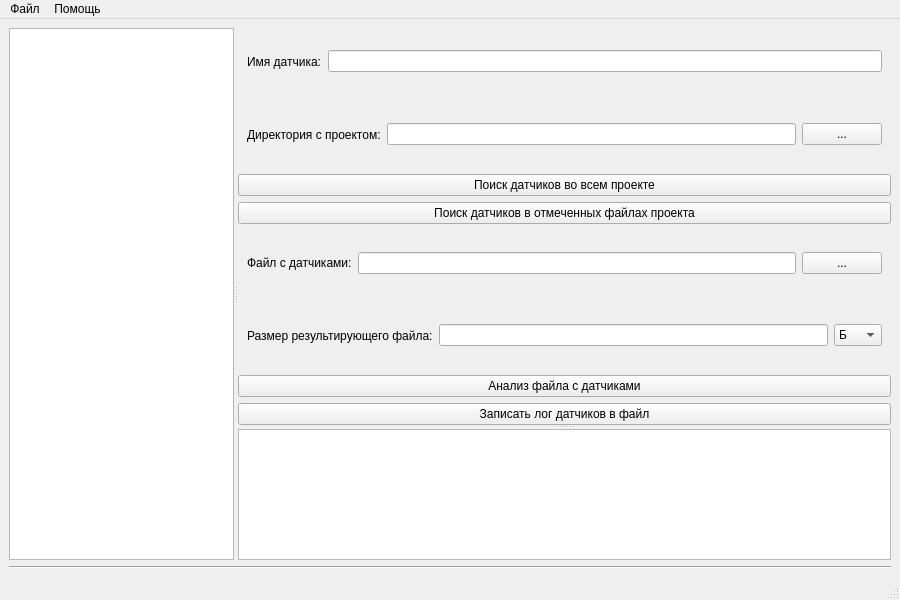
First picture: the form in forms/MainWindow.ui, repository alskondr/read-sensors, before the edit.
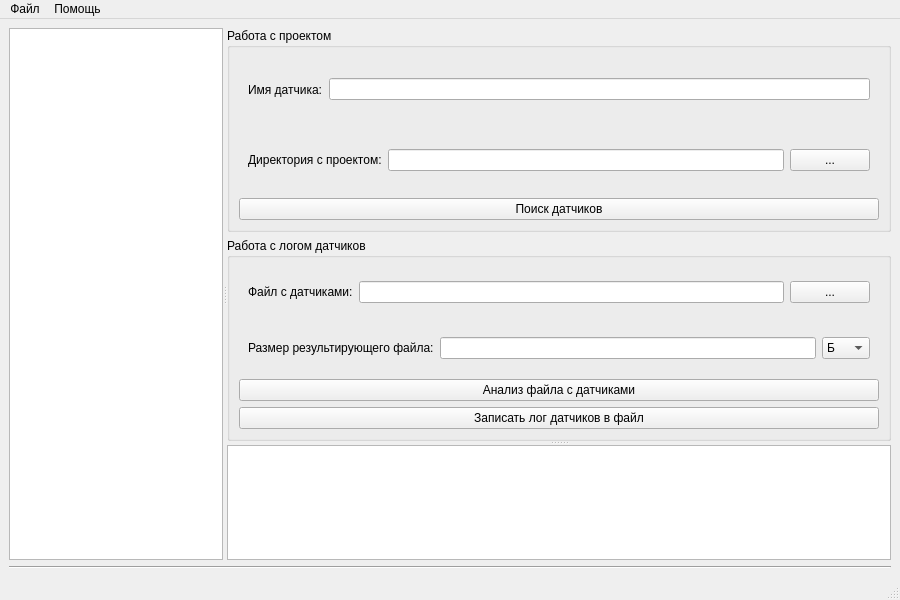
Second picture: the form after the edit.

The edit to the form file:
```diff
--- a/forms/MainWindow.ui
+++ b/forms/MainWindow.ui
@@ -68,6 +68,12 @@
            </property>
            <layout class="QVBoxLayout" name="verticalLayout_4">
             <item>
+             <widget class="QGroupBox" name="groupBox">
+              <property name="title">
+               <string>Работа с проектом</string>
+              </property>
+              <layout class="QVBoxLayout" name="verticalLayout_2">
+               <item>
              <widget class="QWidget" name="m_sensorNameWidget" native="true">
               <property name="toolTip">
                <string/>
@@ -133,20 +139,19 @@
                <string>Поиск датчиков во всех файлах проекта</string>
               </property>
               <property name="text">
-               <string>Поиск датчиков во всем проекте</string>
-              </property>
+                  <string>Поиск датчиков</string>
+                 </property>
+                </widget>
+               </item>
+              </layout>
              </widget>
             </item>
             <item>
-             <widget class="QPushButton" name="m_findCheckedSensorsButton">
-              <property name="toolTip">
-               <string>Поиск датчиков только в отмеченных файлах проекта</string>
+             <widget class="QGroupBox" name="groupBox_2">
+              <property name="title">
+               <string>Работа с логом датчиков</string>
               </property>
-              <property name="text">
-               <string>Поиск датчиков в отмеченных файлах проекта</string>
-              </property>
-             </widget>
-            </item>
+              <layout class="QVBoxLayout" name="verticalLayout_5">
             <item>
              <widget class="QWidget" name="m_sensorsLogWidget" native="true">
               <layout class="QHBoxLayout" name="horizontalLayout_2">
@@ -240,6 +245,9 @@
               <property name="text">
                <string>Записать лог датчиков в файл</string>
               </property>
+                </widget>
+               </item>
+              </layout>
              </widget>
             </item>
            </layout>
```
Lines whose indentation alone changed are shown as unchanged.
